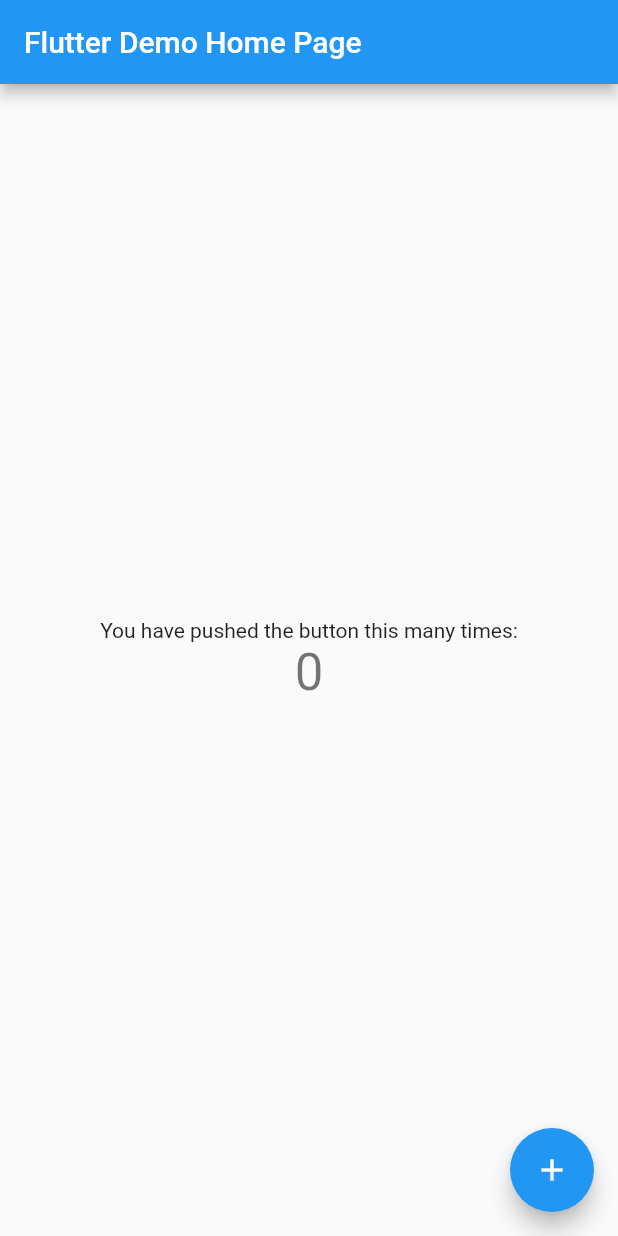
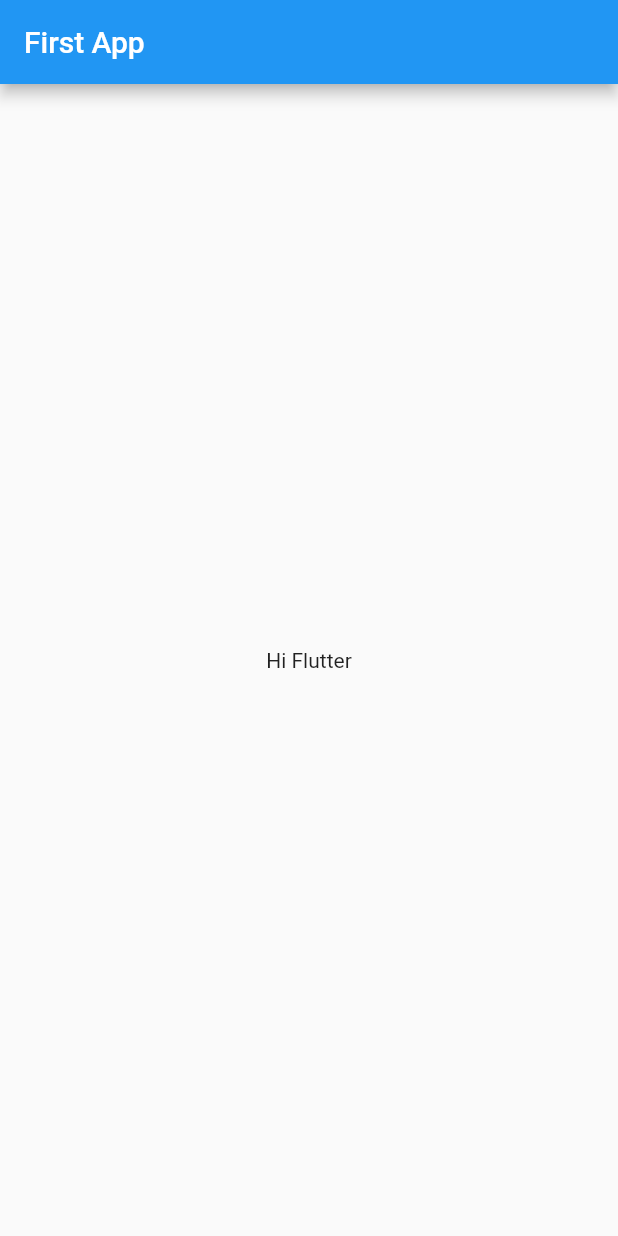
Before and after one commit to maheshoz/learnig-flutter, a Flutter app: the screen it shows after launch, on a phone screen of 412 x 824 dp. Run offline on Flutter 3.47's test engine with Material 2 defaults, Android fonts, the phone set to English and light mode, and no system bars.

Commit message:
ch1 completed

```diff
--- a/lib/main.dart
+++ b/lib/main.dart
@@ -1,117 +1,21 @@
 import 'package:flutter/material.dart';
 
 void main() {
-  runApp(MyApp());
+  runApp(MaterialApp(
+    title: "First Flutter App",
+    home: HomePage(),
+  ));
 }
 
-class MyApp extends StatelessWidget {
-  // This widget is the root of your application.
+class HomePage extends StatelessWidget {
   @override
   Widget build(BuildContext context) {
-    return MaterialApp(
-      title: 'Flutter Demo',
-      theme: ThemeData(
-        // This is the theme of your application.
-        //
-        // Try running your application with "flutter run". You'll see the
-        // application has a blue toolbar. Then, without quitting the app, try
-        // changing the primarySwatch below to Colors.green and then invoke
-        // "hot reload" (press "r" in the console where you ran "flutter run",
-        // or simply save your changes to "hot reload" in a Flutter IDE).
-        // Notice that the counter didn't reset back to zero; the application
-        // is not restarted.
-        primarySwatch: Colors.blue,
-        // This makes the visual density adapt to the platform that you run
-        // the app on. For desktop platforms, the controls will be smaller and
-        // closer together (more dense) than on mobile platforms.
-        visualDensity: VisualDensity.adaptivePlatformDensity,
-      ),
-      home: MyHomePage(title: 'Flutter Demo Home Page'),
-    );
+    return Scaffold(
+        appBar: AppBar(
+          title: Text("First App"),
+        ),
+        body: Container(
+          child: Center(child: Text("Hi Flutter")),
+        ));
   }
 }
-
-class MyHomePage extends StatefulWidget {
-  MyHomePage({Key key, this.title}) : super(key: key);
-
-  // This widget is the home page of your application. It is stateful, meaning
-  // that it has a State object (defined below) that contains fields that affect
-  // how it looks.
-
-  // This class is the configuration for the state. It holds the values (in this
-  // case the title) provided by the parent (in this case the App widget) and
-  // used by the build method of the State. Fields in a Widget subclass are
-  // always marked "final".
-
-  final String title;
-
-  @override
-  _MyHomePageState createState() => _MyHomePageState();
-}
-
-class _MyHomePageState extends State<MyHomePage> {
-  int _counter = 0;
-
-  void _incrementCounter() {
-    setState(() {
-      // This call to setState tells the Flutter framework that something has
-      // changed in this State, which causes it to rerun the build method below
-      // so that the display can reflect the updated values. If we changed
-      // _counter without calling setState(), then the build method would not be
-      // called again, and so nothing would appear to happen.
-      _counter++;
-    });
-  }
-
-  @override
-  Widget build(BuildContext context) {
-    // This method is rerun every time setState is called, for instance as done
-    // by the _incrementCounter method above.
-    //
-    // The Flutter framework has been optimized to make rerunning build methods
-    // fast, so that you can just rebuild anything that needs updating rather
-    // than having to individually change instances of widgets.
-    return Scaffold(
-      appBar: AppBar(
-        // Here we take the value from the MyHomePage object that was created by
-        // the App.build method, and use it to set our appbar title.
-        title: Text(widget.title),
-      ),
-      body: Center(
-        // Center is a layout widget. It takes a single child and positions it
-        // in the middle of the parent.
-        child: Column(
-          // Column is also a layout widget. It takes a list of children and
-          // arranges them vertically. By default, it sizes itself to fit its
-          // children horizontally, and tries to be as tall as its parent.
-          //
-          // Invoke "debug painting" (press "p" in the console, choose the
-          // "Toggle Debug Paint" action from the Flutter Inspector in Android
-          // Studio, or the "Toggle Debug Paint" command in Visual Studio Code)
-          // to see the wireframe for each widget.
-          //
-          // Column has various properties to control how it sizes itself and
-          // how it positions its children. Here we use mainAxisAlignment to
-          // center the children vertically; the main axis here is the vertical
-          // axis because Columns are vertical (the cross axis would be
-          // horizontal).
-          mainAxisAlignment: MainAxisAlignment.center,
-          children: <Widget>[
-            Text(
-              'You have pushed the button this many times:',
-            ),
-            Text(
-              '$_counter',
-              style: Theme.of(context).textTheme.headline4,
-            ),
-          ],
-        ),
-      ),
-      floatingActionButton: FloatingActionButton(
-        onPressed: _incrementCounter,
-        tooltip: 'Increment',
-        child: Icon(Icons.add),
-      ), // This trailing comma makes auto-formatting nicer for build methods.
-    );
-  }
-}
```
